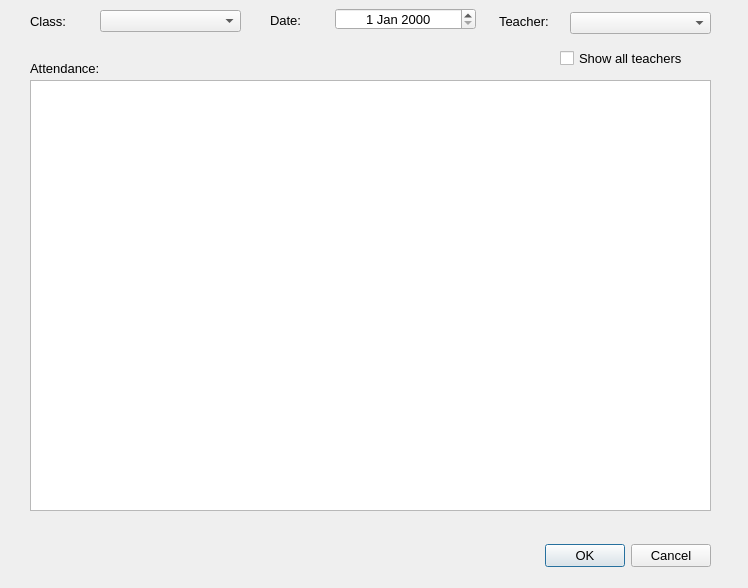
Old version of the form editattendancedialog.ui in the repository thenewcoder/school-administration-system.
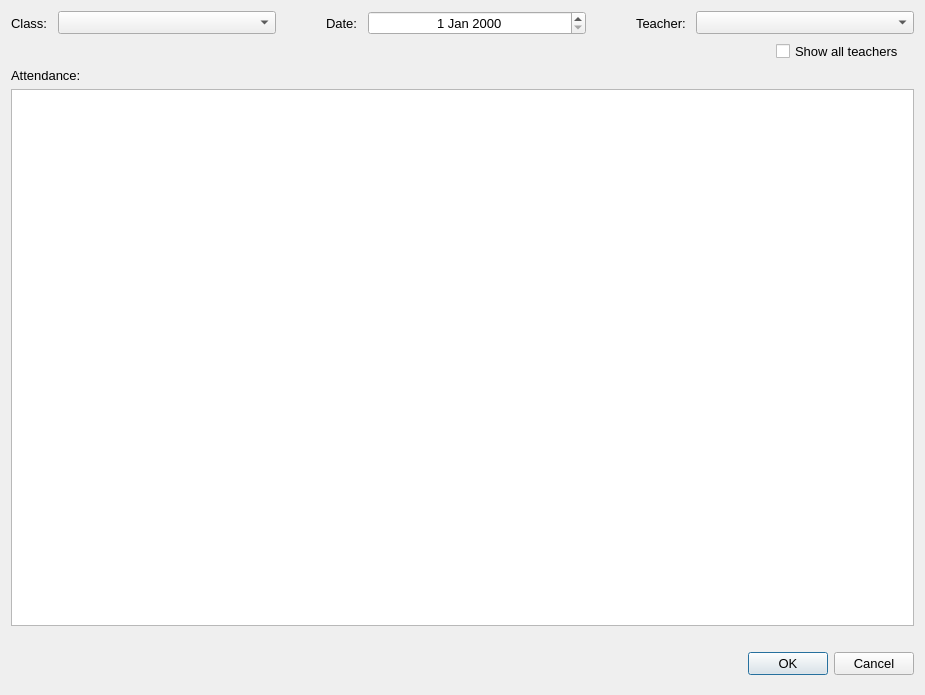
New version of the form. Custom widgets are drawn as their Qt base class.

Commit message: Added basic layout to the edit attendance dialog window

Diff of the .ui file:
```diff
--- a/editattendancedialog.ui
+++ b/editattendancedialog.ui
@@ -6,8 +6,8 @@
    <rect>
     <x>0</x>
     <y>0</y>
-    <width>748</width>
-    <height>588</height>
+    <width>925</width>
+    <height>695</height>
    </rect>
   </property>
   <property name="font">
@@ -18,80 +18,53 @@
   <property name="windowTitle">
    <string/>
   </property>
-  <widget class="QDialogButtonBox" name="buttonBox">
-   <property name="geometry">
-    <rect>
-     <x>370</x>
-     <y>540</y>
-     <width>341</width>
-     <height>32</height>
-    </rect>
+  <layout class="QVBoxLayout" name="verticalLayout">
+   <property name="spacing">
+    <number>6</number>
    </property>
-   <property name="orientation">
-    <enum>Qt::Horizontal</enum>
+   <property name="bottomMargin">
+    <number>20</number>
    </property>
-   <property name="standardButtons">
-    <set>QDialogButtonBox::Cancel|QDialogButtonBox::Ok</set>
-   </property>
-  </widget>
+   <item>
+    <layout class="QHBoxLayout" name="horizontalLayout" stretch="0,1,0,0,1,0,0,1">
+     <property name="spacing">
+      <number>10</number>
+     </property>
+     <item>
   <widget class="QLabel" name="label">
-   <property name="geometry">
-    <rect>
-     <x>30</x>
-     <y>15</y>
-     <width>54</width>
-     <height>12</height>
-    </rect>
-   </property>
    <property name="text">
     <string>Class:</string>
    </property>
   </widget>
+     </item>
+     <item>
+      <widget class="QComboBox" name="cbClasses"/>
+     </item>
+     <item>
+      <spacer name="horizontalSpacer">
+       <property name="orientation">
+        <enum>Qt::Horizontal</enum>
+       </property>
+       <property name="sizeType">
+        <enum>QSizePolicy::Expanding</enum>
+       </property>
+       <property name="sizeHint" stdset="0">
+        <size>
+         <width>40</width>
+         <height>20</height>
+        </size>
+       </property>
+      </spacer>
+     </item>
+     <item>
   <widget class="QLabel" name="label_2">
-   <property name="geometry">
-    <rect>
-     <x>270</x>
-     <y>14</y>
-     <width>54</width>
-     <height>12</height>
-    </rect>
-   </property>
    <property name="text">
     <string>Date:</string>
    </property>
   </widget>
-  <widget class="QLabel" name="label_3">
-   <property name="geometry">
-    <rect>
-     <x>499</x>
-     <y>15</y>
-     <width>54</width>
-     <height>12</height>
-    </rect>
-   </property>
-   <property name="text">
-    <string>Teacher:</string>
-   </property>
-  </widget>
-  <widget class="QComboBox" name="cbTeachers">
-   <property name="geometry">
-    <rect>
-     <x>570</x>
-     <y>12</y>
-     <width>141</width>
-     <height>22</height>
-    </rect>
-   </property>
-  </widget>
+     </item>
+     <item>
   <widget class="QDateEdit" name="deClassTime">
-   <property name="geometry">
-    <rect>
-     <x>335</x>
-     <y>8</y>
-     <width>141</width>
-     <height>22</height>
-    </rect>
-   </property>
    <property name="alignment">
     <set>Qt::AlignCenter</set>
    </property>
@@ -99,38 +72,61 @@
     <bool>false</bool>
    </property>
   </widget>
-  <widget class="QComboBox" name="cbClasses">
-   <property name="geometry">
-    <rect>
-     <x>100</x>
-     <y>10</y>
-     <width>141</width>
-     <height>22</height>
-    </rect>
-   </property>
-  </widget>
+     </item>
+     <item>
+      <spacer name="horizontalSpacer_2">
+       <property name="orientation">
+        <enum>Qt::Horizontal</enum>
+       </property>
+       <property name="sizeType">
+        <enum>QSizePolicy::Expanding</enum>
+       </property>
+       <property name="sizeHint" stdset="0">
+        <size>
+         <width>40</width>
+         <height>20</height>
+        </size>
+       </property>
+      </spacer>
+     </item>
+     <item>
+      <widget class="QLabel" name="label_3">
+       <property name="text">
+        <string>Teacher:</string>
+       </property>
+      </widget>
+     </item>
+     <item>
+      <widget class="QComboBox" name="cbTeachers"/>
+     </item>
+    </layout>
+   </item>
+   <item>
+    <layout class="QHBoxLayout" name="horizontalLayout_2">
+     <property name="spacing">
+      <number>0</number>
+     </property>
+     <property name="rightMargin">
+      <number>10</number>
+     </property>
+     <item alignment="Qt::AlignRight">
+      <widget class="QCheckBox" name="cbShowAllTeachers">
+       <property name="text">
+        <string>Show all teachers</string>
+       </property>
+      </widget>
+     </item>
+    </layout>
+   </item>
+   <item>
   <widget class="QLabel" name="label_4">
-   <property name="geometry">
-    <rect>
-     <x>30</x>
-     <y>60</y>
-     <width>81</width>
-     <height>16</height>
-    </rect>
-   </property>
    <property name="text">
     <string>Attendance:</string>
    </property>
   </widget>
+   </item>
+   <item>
   <widget class="AttendanceTableWidget" name="twAttendance">
-   <property name="geometry">
-    <rect>
-     <x>30</x>
-     <y>80</y>
-     <width>681</width>
-     <height>431</height>
-    </rect>
-   </property>
    <property name="font">
     <font>
      <pointsize>10</pointsize>
@@ -149,19 +145,34 @@
     <bool>false</bool>
    </property>
   </widget>
-  <widget class="QCheckBox" name="cbShowAllTeachers">
-   <property name="geometry">
-    <rect>
-     <x>560</x>
-     <y>50</y>
-     <width>141</width>
-     <height>16</height>
-    </rect>
-   </property>
-   <property name="text">
-    <string>Show all teachers</string>
-   </property>
-  </widget>
+   </item>
+   <item>
+    <spacer name="verticalSpacer">
+     <property name="orientation">
+      <enum>Qt::Vertical</enum>
+     </property>
+     <property name="sizeType">
+      <enum>QSizePolicy::Preferred</enum>
+     </property>
+     <property name="sizeHint" stdset="0">
+      <size>
+       <width>20</width>
+       <height>20</height>
+      </size>
+     </property>
+    </spacer>
+   </item>
+   <item>
+    <widget class="QDialogButtonBox" name="buttonBox">
+     <property name="orientation">
+      <enum>Qt::Horizontal</enum>
+     </property>
+     <property name="standardButtons">
+      <set>QDialogButtonBox::Cancel|QDialogButtonBox::Ok</set>
+     </property>
+    </widget>
+   </item>
+  </layout>
  </widget>
  <customwidgets>
   <customwidget>
```
Lines whose indentation alone changed are shown as unchanged.
